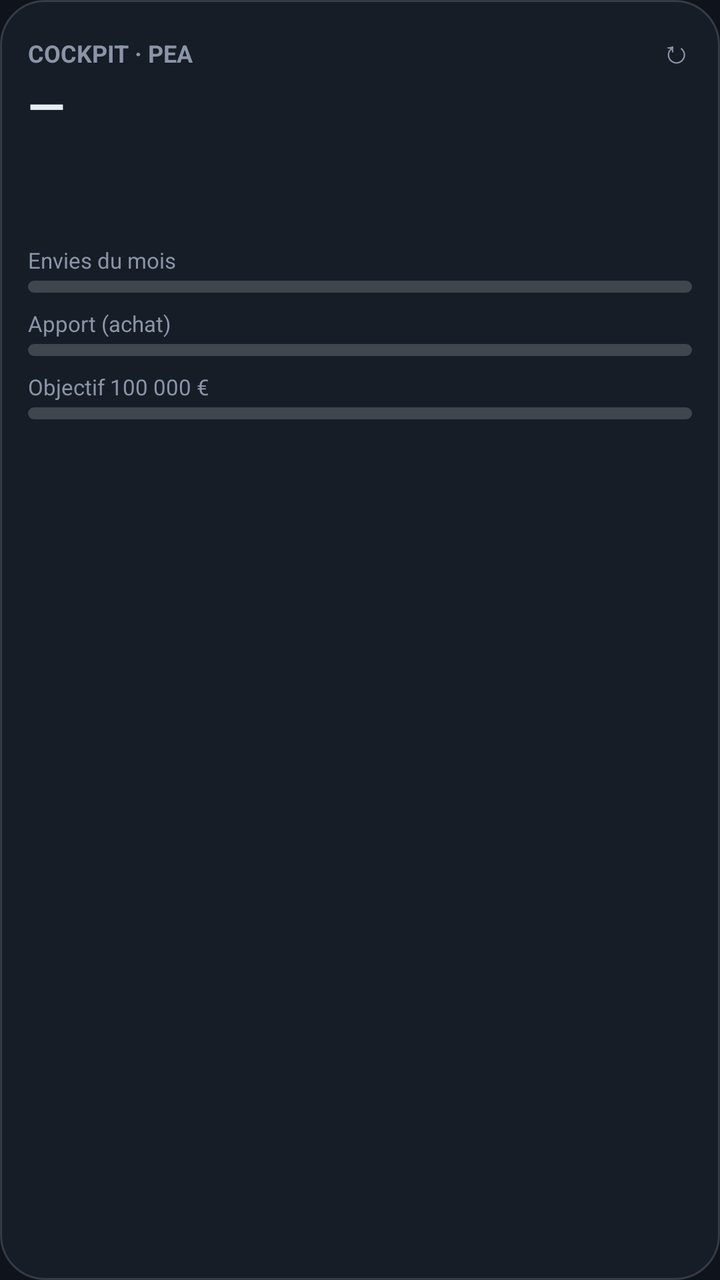
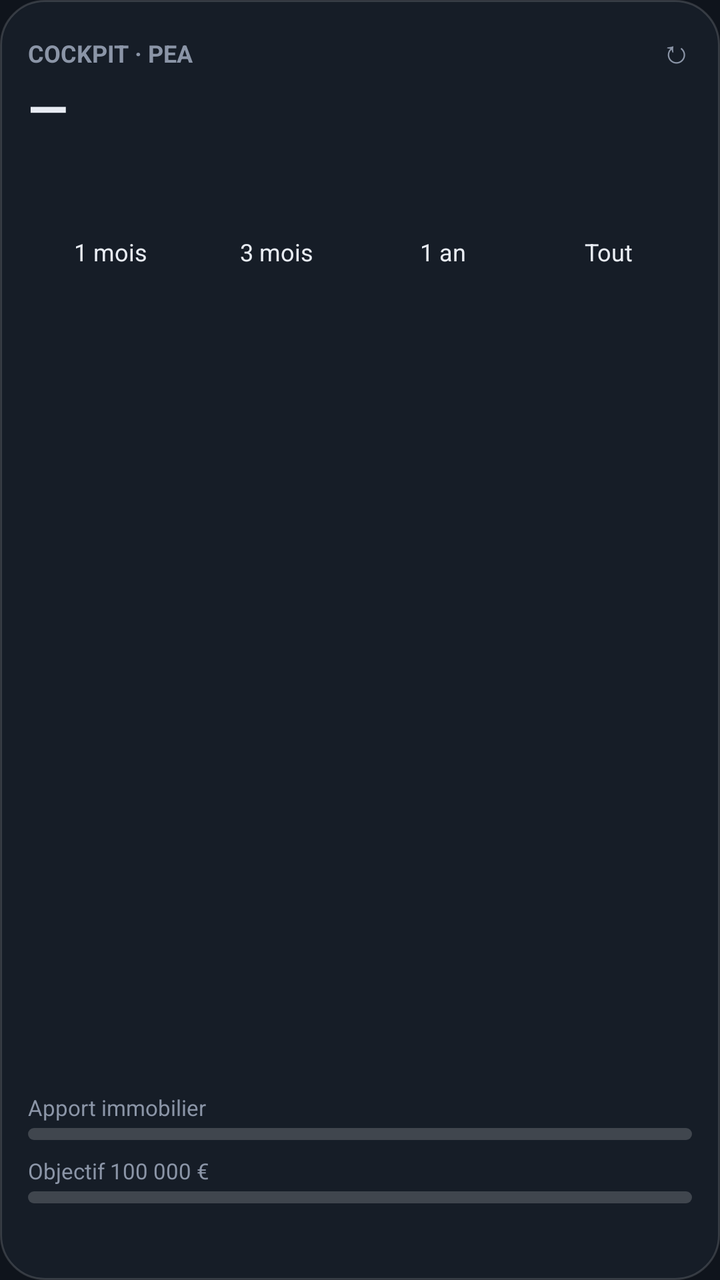

Compare the two renders of this Android layout. The source of the first and the diff that turns it into the second are given below.
<!-- AndroidManifest.xml: application theme AppTheme -->
<!-- res/layout/widget_dash.xml -->
<?xml version="1.0" encoding="utf-8"?>
<LinearLayout xmlns:android="http://schemas.android.com/apk/res/android"
    android:id="@+id/w_root" android:layout_width="match_parent" android:layout_height="match_parent"
    android:orientation="vertical" android:padding="14dp" android:background="@drawable/widget_bg">
    <LinearLayout android:layout_width="match_parent" android:layout_height="wrap_content" android:orientation="horizontal">
        <TextView android:layout_width="0dp" android:layout_weight="1" android:layout_height="wrap_content"
            android:text="COCKPIT · PEA" android:textColor="@color/muted" android:textSize="12sp" android:textStyle="bold"/>
        <TextView android:id="@+id/w_refresh" android:layout_width="wrap_content" android:layout_height="wrap_content"
            android:text="↻" android:textColor="@color/muted" android:textSize="16sp" android:paddingStart="10dp"/>
    </LinearLayout>
    <TextView android:id="@+id/w_value" android:layout_width="wrap_content" android:layout_height="wrap_content"
        android:text="—" android:textColor="@color/ink" android:textSize="24sp" android:textStyle="bold" android:maxLines="1"/>
    <TextView android:id="@+id/w_day" android:layout_width="wrap_content" android:layout_height="wrap_content"
        android:textColor="@color/gain" android:textSize="13sp" android:maxLines="1"/>
    <TextView android:id="@+id/w_gain" android:layout_width="wrap_content" android:layout_height="wrap_content"
        android:textColor="@color/muted" android:textSize="11sp" android:maxLines="1"/>
    <TextView android:id="@+id/w_at" android:layout_width="wrap_content" android:layout_height="wrap_content"
        android:textColor="@color/muted" android:textSize="10sp" android:maxLines="1"/>
    <LinearLayout android:id="@+id/w_env_row" android:layout_width="match_parent" android:layout_height="wrap_content" android:orientation="vertical" android:paddingTop="8dp">
        <LinearLayout android:layout_width="match_parent" android:layout_height="wrap_content" android:orientation="horizontal">
            <TextView android:layout_width="0dp" android:layout_weight="1" android:layout_height="wrap_content" android:text="Envies du mois" android:textColor="@color/muted" android:textSize="11sp"/>
            <TextView android:id="@+id/w_env" android:layout_width="wrap_content" android:layout_height="wrap_content" android:textColor="@color/ink" android:textSize="11sp" android:maxLines="1"/>
        </LinearLayout>
        <ProgressBar android:id="@+id/w_env_bar" style="@android:style/Widget.ProgressBar.Horizontal" android:layout_width="match_parent" android:layout_height="6dp" android:layout_marginTop="3dp" android:max="100" android:progressDrawable="@drawable/bar"/>
    </LinearLayout>
    <LinearLayout android:layout_width="match_parent" android:layout_height="wrap_content" android:orientation="vertical" android:paddingTop="8dp">
        <LinearLayout android:layout_width="match_parent" android:layout_height="wrap_content" android:orientation="horizontal">
            <TextView android:layout_width="0dp" android:layout_weight="1" android:layout_height="wrap_content" android:text="Apport (achat)" android:textColor="@color/muted" android:textSize="11sp"/>
            <TextView android:id="@+id/w_ap" android:layout_width="wrap_content" android:layout_height="wrap_content" android:textColor="@color/ink" android:textSize="11sp" android:maxLines="1"/>
        </LinearLayout>
        <ProgressBar android:id="@+id/w_ap_bar" style="@android:style/Widget.ProgressBar.Horizontal" android:layout_width="match_parent" android:layout_height="6dp" android:layout_marginTop="3dp" android:max="100" android:progressDrawable="@drawable/bar"/>
    </LinearLayout>
    <LinearLayout android:layout_width="match_parent" android:layout_height="wrap_content" android:orientation="vertical" android:paddingTop="8dp">
        <LinearLayout android:layout_width="match_parent" android:layout_height="wrap_content" android:orientation="horizontal">
            <TextView android:layout_width="0dp" android:layout_weight="1" android:layout_height="wrap_content" android:text="Objectif 100 000 €" android:textColor="@color/muted" android:textSize="11sp"/>
            <TextView android:id="@+id/w_ms" android:layout_width="wrap_content" android:layout_height="wrap_content" android:textColor="@color/ink" android:textSize="11sp" android:maxLines="1"/>
        </LinearLayout>
        <ProgressBar android:id="@+id/w_ms_bar" style="@android:style/Widget.ProgressBar.Horizontal" android:layout_width="match_parent" android:layout_height="6dp" android:layout_marginTop="3dp" android:max="100" android:progressDrawable="@drawable/bar"/>
    </LinearLayout>
    <TextView android:id="@+id/w_next" android:layout_width="match_parent" android:layout_height="wrap_content" android:paddingTop="8dp" android:textColor="@color/accent" android:textSize="12sp" android:maxLines="2"/>
    <TextView android:id="@+id/w_alert" android:layout_width="match_parent" android:layout_height="wrap_content" android:paddingTop="4dp" android:textColor="#F0B45A" android:textSize="11sp" android:maxLines="2" android:visibility="gone"/>
</LinearLayout>
<!-- resources referenced by this layout -->
<resources>
  <color name="accent">#6EA8FE</color>
  <color name="gain">#3FBF8F</color>
  <color name="ink">#E8ECF3</color>
  <color name="muted">#8B95A7</color>
  <!-- drawable bar (drawable) -->
  <?xml version="1.0" encoding="utf-8"?>
  <layer-list xmlns:android="http://schemas.android.com/apk/res/android">
      <item android:id="@android:id/background"><shape><solid android:color="#2EFFFFFF"/><corners android:radius="3dp"/></shape></item>
      <item android:id="@android:id/progress"><clip><shape><solid android:color="@color/accent"/><corners android:radius="3dp"/></shape></clip></item>
  </layer-list>
  <!-- drawable widget_bg (drawable) -->
  <?xml version="1.0" encoding="utf-8"?>
  <shape xmlns:android="http://schemas.android.com/apk/res/android" android:shape="rectangle">
      <solid android:color="#F2171E29"/>
      <corners android:radius="22dp"/>
      <stroke android:width="1dp" android:color="#26FFFFFF"/>
  </shape>
  <style name="AppTheme" parent="android:Theme.Material.NoActionBar">
          <item name="android:windowBackground">@color/bg</item>
          <item name="android:statusBarColor">@color/bg</item>
          <item name="android:navigationBarColor">@color/bg</item>
          <item name="android:colorAccent">@color/accent</item>
      </style>
  <color name="bg">#0F141C</color>
</resources>

<!-- the commit's change to res/layout/widget_dash.xml (unified diff, before → after) -->
@@ -9,23 +9,28 @@
             android:text="↻" android:textColor="@color/muted" android:textSize="16sp" android:paddingStart="10dp"/>
     </LinearLayout>
     <TextView android:id="@+id/w_value" android:layout_width="wrap_content" android:layout_height="wrap_content"
-        android:text="—" android:textColor="@color/ink" android:textSize="24sp" android:textStyle="bold" android:maxLines="1"/>
+        android:text="—" android:textColor="@color/ink" android:textSize="26sp" android:textStyle="bold" android:maxLines="1"/>
     <TextView android:id="@+id/w_day" android:layout_width="wrap_content" android:layout_height="wrap_content"
         android:textColor="@color/gain" android:textSize="13sp" android:maxLines="1"/>
-    <TextView android:id="@+id/w_gain" android:layout_width="wrap_content" android:layout_height="wrap_content"
+    <LinearLayout android:layout_width="match_parent" android:layout_height="wrap_content" android:orientation="horizontal">
+        <TextView android:id="@+id/w_gain" android:layout_width="0dp" android:layout_weight="1" android:layout_height="wrap_content"
+            android:textColor="@color/muted" android:textSize="11sp" android:maxLines="1"/>
+        <TextView android:id="@+id/w_at" android:layout_width="wrap_content" android:layout_height="wrap_content"
+            android:textColor="@color/muted" android:textSize="10sp" android:maxLines="1"/>
+    </LinearLayout>
+    <LinearLayout android:layout_width="match_parent" android:layout_height="wrap_content" android:orientation="horizontal" android:paddingTop="10dp">
+        <TextView android:id="@+id/w_p0" android:layout_width="0dp" android:layout_weight="1" android:layout_height="wrap_content" android:gravity="center" android:paddingTop="4dp" android:paddingBottom="4dp" android:text="1 mois" android:textColor="@color/ink" android:textSize="12sp" android:background="@drawable/chip_off"/>
+        <TextView android:id="@+id/w_p1" android:layout_width="0dp" android:layout_weight="1" android:layout_height="wrap_content" android:gravity="center" android:paddingTop="4dp" android:paddingBottom="4dp" android:text="3 mois" android:textColor="@color/ink" android:textSize="12sp" android:background="@drawable/chip_off"/>
+        <TextView android:id="@+id/w_p2" android:layout_width="0dp" android:layout_weight="1" android:layout_height="wrap_content" android:gravity="center" android:paddingTop="4dp" android:paddingBottom="4dp" android:text="1 an" android:textColor="@color/ink" android:textSize="12sp" android:background="@drawable/chip_off"/>
+        <TextView android:id="@+id/w_p3" android:layout_width="0dp" android:layout_weight="1" android:layout_height="wrap_content" android:gravity="center" android:paddingTop="4dp" android:paddingBottom="4dp" android:text="Tout" android:textColor="@color/ink" android:textSize="12sp" android:background="@drawable/chip_off"/>
+    </LinearLayout>
+    <TextView android:id="@+id/w_per" android:layout_width="match_parent" android:layout_height="wrap_content" android:paddingTop="6dp"
         android:textColor="@color/muted" android:textSize="11sp" android:maxLines="1"/>
-    <TextView android:id="@+id/w_at" android:layout_width="wrap_content" android:layout_height="wrap_content"
-        android:textColor="@color/muted" android:textSize="10sp" android:maxLines="1"/>
-    <LinearLayout android:id="@+id/w_env_row" android:layout_width="match_parent" android:layout_height="wrap_content" android:orientation="vertical" android:paddingTop="8dp">
-        <LinearLayout android:layout_width="match_parent" android:layout_height="wrap_content" android:orientation="horizontal">
-            <TextView android:layout_width="0dp" android:layout_weight="1" android:layout_height="wrap_content" android:text="Envies du mois" android:textColor="@color/muted" android:textSize="11sp"/>
-            <TextView android:id="@+id/w_env" android:layout_width="wrap_content" android:layout_height="wrap_content" android:textColor="@color/ink" android:textSize="11sp" android:maxLines="1"/>
-        </LinearLayout>
-        <ProgressBar android:id="@+id/w_env_bar" style="@android:style/Widget.ProgressBar.Horizontal" android:layout_width="match_parent" android:layout_height="6dp" android:layout_marginTop="3dp" android:max="100" android:progressDrawable="@drawable/bar"/>
-    </LinearLayout>
+    <ImageView android:id="@+id/w_chart" android:layout_width="match_parent" android:layout_height="0dp" android:layout_weight="1"
+        android:minHeight="70dp" android:layout_marginTop="4dp" android:scaleType="fitXY" android:contentDescription="Évolution du PEA"/>
     <LinearLayout android:layout_width="match_parent" android:layout_height="wrap_content" android:orientation="vertical" android:paddingTop="8dp">
         <LinearLayout android:layout_width="match_parent" android:layout_height="wrap_content" android:orientation="horizontal">
-            <TextView android:layout_width="0dp" android:layout_weight="1" android:layout_height="wrap_content" android:text="Apport (achat)" android:textColor="@color/muted" android:textSize="11sp"/>
+            <TextView android:layout_width="0dp" android:layout_weight="1" android:layout_height="wrap_content" android:text="Apport immobilier" android:textColor="@color/muted" android:textSize="11sp"/>
             <TextView android:id="@+id/w_ap" android:layout_width="wrap_content" android:layout_height="wrap_content" android:textColor="@color/ink" android:textSize="11sp" android:maxLines="1"/>
         </LinearLayout>
         <ProgressBar android:id="@+id/w_ap_bar" style="@android:style/Widget.ProgressBar.Horizontal" android:layout_width="match_parent" android:layout_height="6dp" android:layout_marginTop="3dp" android:max="100" android:progressDrawable="@drawable/bar"/>
<!-- resource entries referenced after the edit -->
@@ -10,6 +10,12 @@
       <item android:id="@android:id/background"><shape><solid android:color="#2EFFFFFF"/><corners android:radius="3dp"/></shape></item>
       <item android:id="@android:id/progress"><clip><shape><solid android:color="@color/accent"/><corners android:radius="3dp"/></shape></clip></item>
   </layer-list>
+  <!-- drawable chip_off (drawable) -->
+  <?xml version="1.0" encoding="utf-8"?>
+  <shape xmlns:android="http://schemas.android.com/apk/res/android" android:shape="rectangle">
+      <solid android:color="#00000000"/>
+      <corners android:radius="10dp"/>
+  </shape>
   <!-- drawable widget_bg (drawable) -->
   <?xml version="1.0" encoding="utf-8"?>
   <shape xmlns:android="http://schemas.android.com/apk/res/android" android:shape="rectangle">
